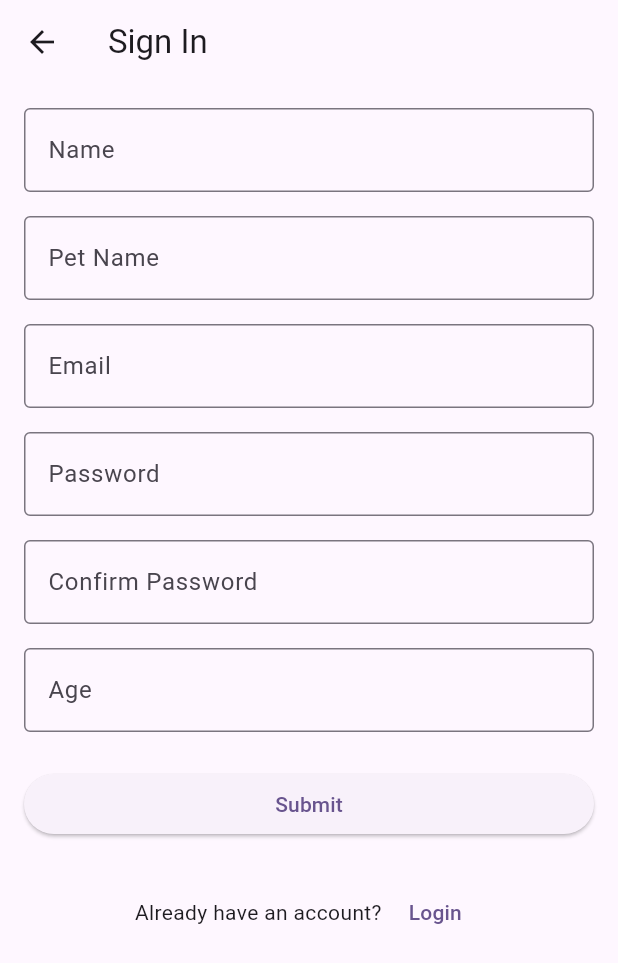
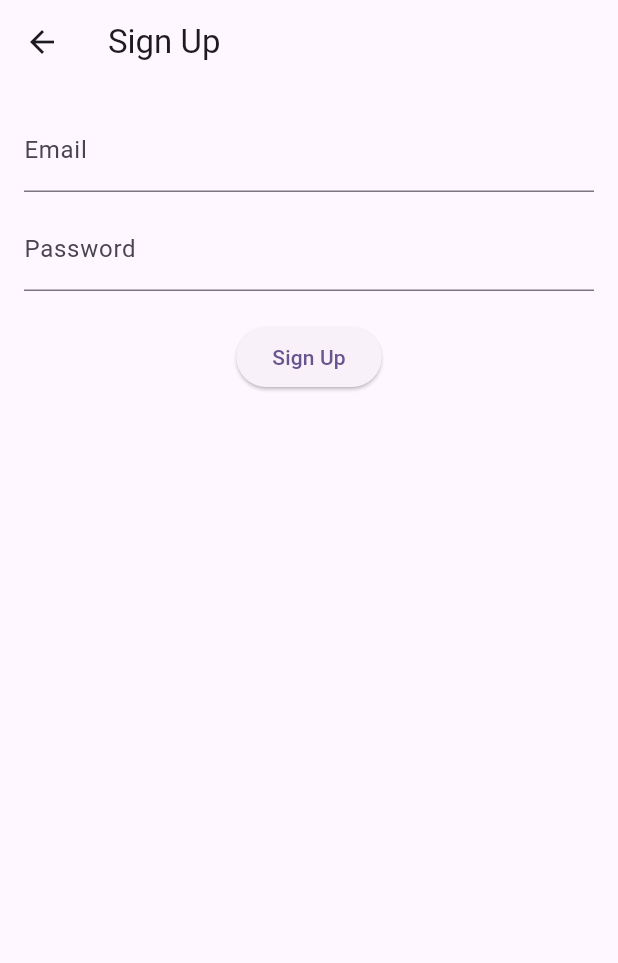
Before and after one commit to Puja-Rachchh/MindSprint, a Flutter app: the SigninScreen screen opened directly, on a phone screen of 412 x 824 dp. Shown: the top 963 px of the screen. Run offline on Flutter 3.47's test engine with Material 3 defaults, Android fonts, the phone set to English and light mode, and no system bars; our stand-ins replace cloud_firestore, firebase_auth, firebase_core, permission_handler; missing offline and left inert: mobile_scanner; accounts and stored records are empty.

Commit message:
added functionality of saving user credentials

```diff
--- a/lib/Signin_Screen.dart
+++ b/lib/Signin_Screen.dart
@@ -1,155 +1,97 @@
 import 'package:flutter/material.dart';
-import 'Login_Screen.dart';
+import 'package:firebase_auth/firebase_auth.dart';
+import 'package:cloud_firestore/cloud_firestore.dart';
+import 'Dashboard_Screen.dart';
 
-class SigninScreen extends StatelessWidget {
-  final TextEditingController nameController = TextEditingController();
-  final TextEditingController petNameController = TextEditingController();
+class SigninScreen extends StatefulWidget {
+  const SigninScreen({super.key});
+
+  @override
+  State<SigninScreen> createState() => _SigninScreenState();
+}
+
+class _SigninScreenState extends State<SigninScreen> {
+  final _formKey = GlobalKey<FormState>();
   final TextEditingController emailController = TextEditingController();
   final TextEditingController passwordController = TextEditingController();
-  final TextEditingController confirmPasswordController =
-      TextEditingController();
-  final TextEditingController ageController = TextEditingController();
 
-  SigninScreen({Key? key}) : super(key: key);
+  bool isLoading = false;
 
-  // Static map to store user data temporarily (in-memory storage)
-  static Map<String, String> userData = {};
+  Future<void> signUpUser() async {
+    if (!_formKey.currentState!.validate()) return;
 
-  Future<void> _saveUserData() async {
-    // Store data in memory instead of SharedPreferences
-    userData['user_name'] = nameController.text;
-    userData['user_pet_name'] = petNameController.text;
-    userData['user_email'] = emailController.text;
-    userData['user_password'] = passwordController.text;
-    userData['user_age'] = ageController.text;
+    setState(() => isLoading = true);
+
+    try {
+      // Create user in Firebase Authentication
+      UserCredential userCredential = await FirebaseAuth.instance
+          .createUserWithEmailAndPassword(
+            email: emailController.text.trim(),
+            password: passwordController.text.trim(),
+          );
+
+      // Save user data in Firestore
+      await FirebaseFirestore.instance
+          .collection("users")
+          .doc(userCredential.user!.uid)
+          .set({
+            "email": emailController.text.trim(),
+            "createdAt": DateTime.now(),
+          });
+
+      // Navigate to Dashboard after signup
+      Navigator.pushReplacement(
+        context,
+        MaterialPageRoute(builder: (_) => const DashboardScreen()),
+      );
+    } on FirebaseAuthException catch (e) {
+      String message = "Signup failed";
+      if (e.code == 'email-already-in-use') {
+        message = "This email is already registered!";
+      } else if (e.code == 'weak-password') {
+        message = "Password should be at least 6 characters!";
+      }
+
+      ScaffoldMessenger.of(
+        context,
+      ).showSnackBar(SnackBar(content: Text(message)));
+    } finally {
+      setState(() => isLoading = false);
+    }
   }
 
   @override
   Widget build(BuildContext context) {
     return Scaffold(
-      appBar: AppBar(title: const Text('Sign In')),
+      appBar: AppBar(title: const Text("Sign Up")),
       body: Padding(
-        padding: const EdgeInsets.all(16.0),
-        child: SingleChildScrollView(
+        padding: const EdgeInsets.all(16),
+        child: Form(
+          key: _formKey,
           child: Column(
-            crossAxisAlignment: CrossAxisAlignment.stretch,
             children: [
-              TextField(
-                controller: nameController,
-                decoration: const InputDecoration(
-                  labelText: 'Name',
-                  border: OutlineInputBorder(),
-                ),
+              TextFormField(
+                controller: emailController,
+                keyboardType: TextInputType.emailAddress,
+                decoration: const InputDecoration(labelText: "Email"),
+                validator: (value) => value!.isEmpty ? "Enter email" : null,
               ),
-              const SizedBox(height: 16),
-              TextField(
-                controller: petNameController,
-                decoration: const InputDecoration(
-                  labelText: 'Pet Name',
-                  border: OutlineInputBorder(),
-                ),
+              const SizedBox(height: 10),
+              TextFormField(
+                controller: passwordController,
+                obscureText: true,
+                decoration: const InputDecoration(labelText: "Password"),
+                validator: (value) => value!.length < 6
+                    ? "Password must be at least 6 chars"
+                    : null,
               ),
-              const SizedBox(height: 16),
-              TextField(
-                controller: emailController,
-                decoration: const InputDecoration(
-                  labelText: 'Email',
-                  border: OutlineInputBorder(),
-                ),
-                keyboardType: TextInputType.emailAddress,
-              ),
-              const SizedBox(height: 16),
-              TextField(
-                controller: passwordController,
-                decoration: const InputDecoration(
-                  labelText: 'Password',
-                  border: OutlineInputBorder(),
-                ),
-                obscureText: true,
-              ),
-              const SizedBox(height: 16),
-              TextField(
-                controller: confirmPasswordController,
-                decoration: const InputDecoration(
-                  labelText: 'Confirm Password',
-                  border: OutlineInputBorder(),
-                ),
-                obscureText: true,
-              ),
-              const SizedBox(height: 16),
-              TextField(
-                controller: ageController,
-                decoration: const InputDecoration(
-                  labelText: 'Age',
-                  border: OutlineInputBorder(),
-                ),
-                keyboardType: TextInputType.number,
-              ),
-              const SizedBox(height: 24),
-              ElevatedButton(
-                onPressed: () {
-                  // Validate all fields are filled
-                  if (nameController.text.isEmpty ||
-                      petNameController.text.isEmpty ||
-                      emailController.text.isEmpty ||
-                      passwordController.text.isEmpty ||
-                      confirmPasswordController.text.isEmpty ||
-                      ageController.text.isEmpty) {
-                    ScaffoldMessenger.of(context).showSnackBar(
-                      const SnackBar(content: Text('Please fill all fields')),
-                    );
-                    return;
-                  }
-
-                  // Validate password match
-                  if (passwordController.text !=
-                      confirmPasswordController.text) {
-                    ScaffoldMessenger.of(context).showSnackBar(
-                      const SnackBar(content: Text('Passwords do not match')),
-                    );
-                    return;
-                  }
-
-                  // Store user data in local storage
-                  _saveUserData()
-                      .then((_) {
-                        // Show success message
-                        ScaffoldMessenger.of(context).showSnackBar(
-                          const SnackBar(
-                            content: Text('Account created successfully!'),
-                          ),
-                        );
-
-                        // Navigate back to login screen
-                        Navigator.of(context).pushReplacement(
-                          MaterialPageRoute(
-                            builder: (context) => LoginScreen(),
-                          ),
-                        );
-                      })
-                      .catchError((error) {
-                        ScaffoldMessenger.of(context).showSnackBar(
-                          SnackBar(content: Text('Error: ${error.toString()}')),
-                        );
-                      });
-                },
-                child: const Text('Submit'),
-              ),
-              const SizedBox(height: 24),
-              Row(
-                mainAxisAlignment: MainAxisAlignment.center,
-                children: [
-                  const Text('Already have an account? '),
-                  TextButton(
-                    onPressed: () {
-                      Navigator.of(context).pushReplacement(
-                        MaterialPageRoute(builder: (context) => LoginScreen()),
-                      );
-                    },
-                    child: const Text('Login'),
-                  ),
-                ],
-              ),
+              const SizedBox(height: 20),
+              isLoading
+                  ? const CircularProgressIndicator()
+                  : ElevatedButton(
+                      onPressed: signUpUser,
+                      child: const Text("Sign Up"),
+                    ),
             ],
           ),
         ),
```
Also changed, not shown: lib/ApiService.dart (added, +24 -0 lines), lib/Login_Screen.dart (+75 -60 lines), lib/main.dart (+38 -5 lines), pubspec.yaml (+12 -4 lines), firebase.json (added), lib/firebase_options.dart (added), pubspec.lock, 6 other files.
